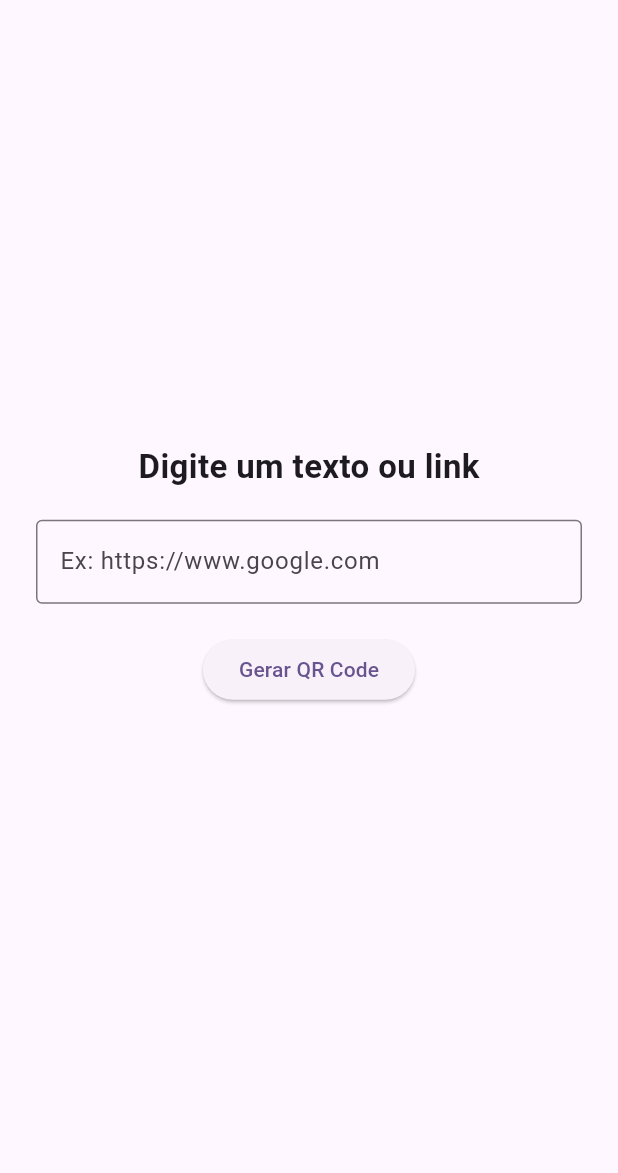
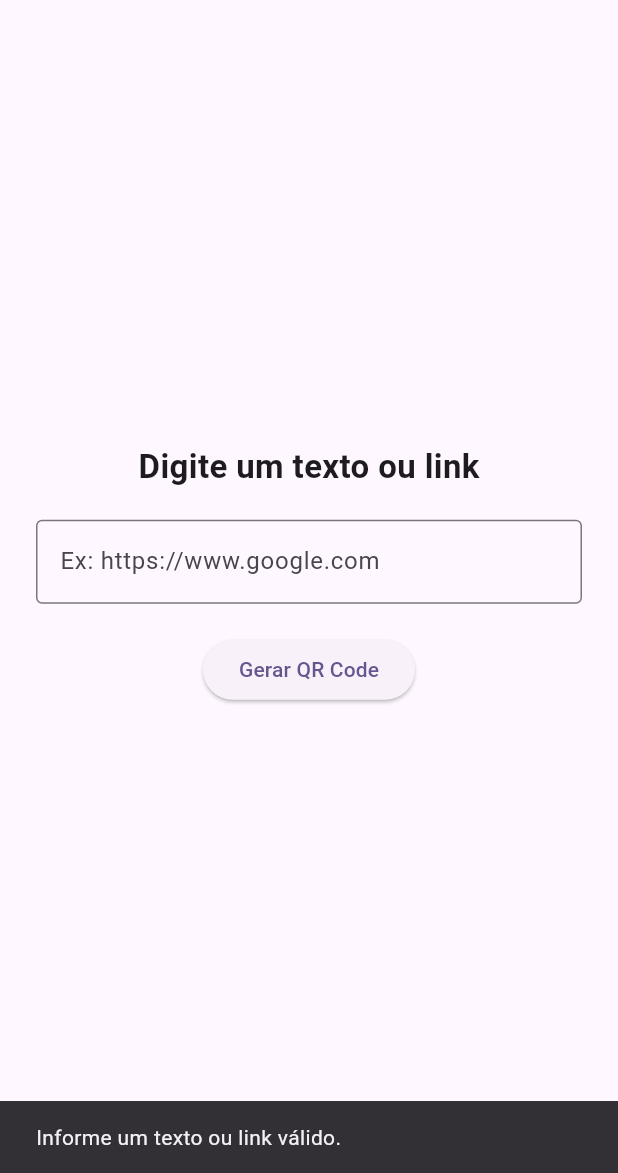
Before and after one commit to julio06rosa/gerador_qrcode, a Flutter app: the screen it shows after launch, after a tap on "Gerar QR Code", on a phone screen of 412 x 824 dp, the part 63-1236 px from its top. Run offline on Flutter 3.47's test engine with Material 3 defaults, Android fonts, the phone set to English and light mode, and no system bars; our stand-ins replace qr_flutter.

Commit message:
feat(qrcode): valida texto em branco

```diff
--- a/lib/main.dart
+++ b/lib/main.dart
@@ -36,6 +36,15 @@ class _GeradorQrPageState extends State<GeradorQrPage> {
   String textoQr = '';
 
   void gerarQrCode() {
+    if (controlador.text.trim().isEmpty) {
+      setState(() {
+        textoQr = '';
+      });
+      ScaffoldMessenger.of(context).showSnackBar(
+        const SnackBar(content: Text('Informe um texto ou link válido.')),
+      );
+      return;
+    }
     setState(() {
       textoQr = controlador.text;
     });
```
